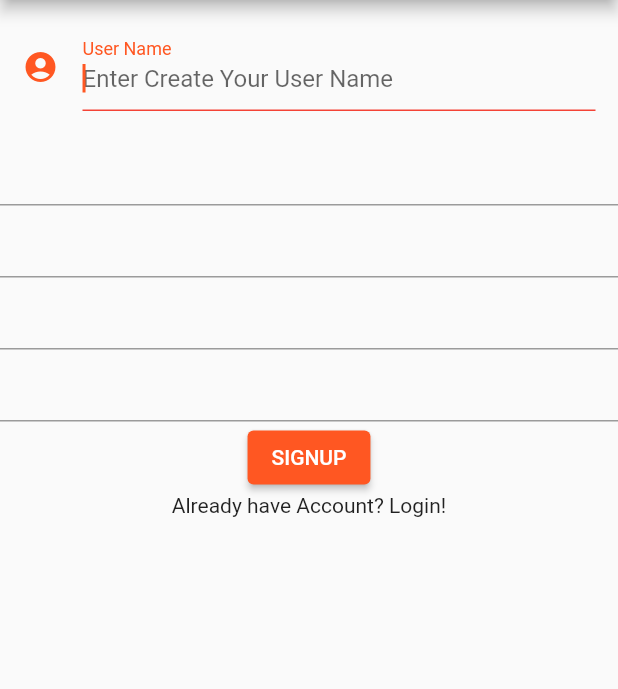
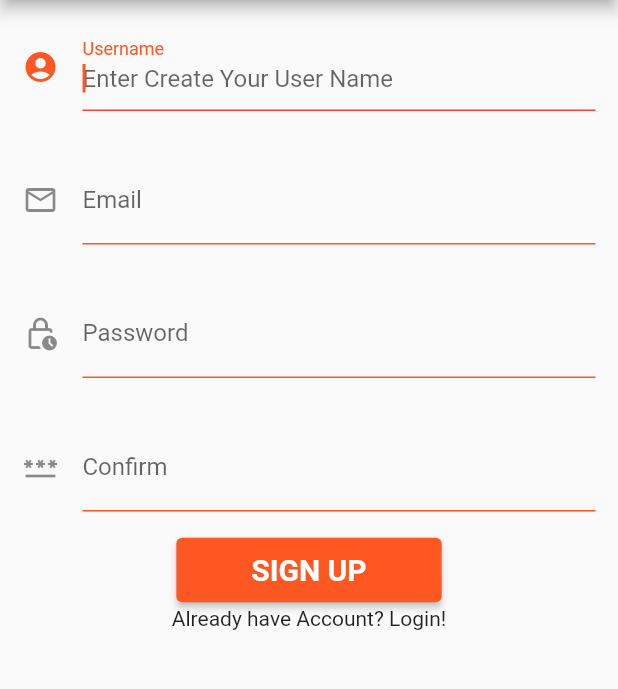
Before and after one commit to ngocson297/didong, a Flutter app: the screen it shows after launch, after a tap on "Skip", after a tap on "Don't have Account? Sign up!", on a phone screen of 412 x 824 dp, the part 84-773 px from its top. Run offline on Flutter 3.47's test engine with Material 2 defaults, Android fonts, the phone set to English and light mode, and no system bars; our stand-ins replace cloud_firestore, firebase_auth, firebase_core, firebase_messaging, firebase_storage, flutter_local_notifications and 3 more; missing offline and left inert: emoji_picker, flutter_config, giphy_picker; accounts and stored records are empty; network calls fail.

Commit message:
edit sigup page

```diff
--- a/lib/pages/login_page.dart
+++ b/lib/pages/login_page.dart
@@ -127,13 +127,19 @@ Widget build(BuildContext context) {
                 padding: EdgeInsets.all(25),
                 child: Text('Sign In',
                   style: TextStyle(
-                    fontWeight: FontWeight.w600,
-                    fontSize: 32,
-                    color: Colors.deepOrange,
-                    fontFamily: 'RobotoMono',
+                  fontWeight: FontWeight.w600,
+                  fontSize: 55,
+                  color: Colors.deepOrange,
+                  fontFamily: 'Festive',
+                  shadows: [
+                    Shadow(
+                      color: Colors.deepOrange,
+                      blurRadius: 10.0,
+                      offset: Offset(5.0, 5.0),
+                    ),
+                  ]),
                 ),
                 ),
-              ),
               Padding(
                 padding: EdgeInsets.all(15),
                 child: TextField(
@@ -184,7 +190,6 @@ Widget build(BuildContext context) {
                   cursorColor: Colors.deepOrange,
                 ),
               ),
-
               ElevatedButton(
                 child: Text("LOGIN",
                   textAlign: TextAlign.center,
--- a/lib/pages/signup_page.dart
+++ b/lib/pages/signup_page.dart
@@ -8,6 +8,7 @@ import 'package:flutter_chat_app/pages/widgets/login_widget.dart';
 import 'package:firebase_storage/firebase_storage.dart';
 import 'package:flutter_chat_app/ults/global.dart';
 import 'package:fluttertoast/fluttertoast.dart';
+import 'package:flutter/src/widgets/basic.dart';
 
 class SignupPage extends StatefulWidget {
   SignupPage({Key key}) : super(key: key);
@@ -120,29 +121,95 @@ class _SignupPageState extends State<SignupPage> {
                   icon: Icon(Icons.account_circle_rounded),
                   // border: OutlineInputBorder(),
                   fillColor: Colors.deepOrange,
-                  labelText: 'User Name',
+                  labelText: 'Username',
                   hintText: 'Enter Create Your User Name',
+                ),
+                cursorColor: Colors.deepOrange,
+              ),
+            ),
+            Padding(
+              padding: EdgeInsets.all(15),
+              child: TextField(
+                autofocus: true,
+                controller: _emailTextController,
+                decoration: InputDecoration(
+                  enabledBorder: UnderlineInputBorder(
+                    borderSide: BorderSide(color: Colors.deepOrange),
+                  ),
+                  focusedBorder: UnderlineInputBorder(
+                    borderSide: BorderSide(color: Colors.red),
+                  ),
+                  border: UnderlineInputBorder(
+                    borderSide: BorderSide(color: Colors.deepOrange),
+                  ),
+                  icon: Icon(Icons.email_outlined),
+                  // border: OutlineInputBorder(),
+                  fillColor: Colors.deepOrange,
+                  labelText: 'Email',
+                  hintText: 'Enter Create Your Email',
                 ),
                 cursorColor: Colors.deepOrange,
               ),
 
             ),
-            TextField(
-              controller: _nameTextController,
+            Padding(
+              padding: EdgeInsets.all(15),
+              child: TextField(
+                autofocus: true,
+                controller:  _passwordTextController,
+                decoration: InputDecoration(
+                  enabledBorder: UnderlineInputBorder(
+                    borderSide: BorderSide(color: Colors.deepOrange),
+                  ),
+                  focusedBorder: UnderlineInputBorder(
+                    borderSide: BorderSide(color: Colors.red),
+                  ),
+                  border: UnderlineInputBorder(
+                    borderSide: BorderSide(color: Colors.deepOrange),
+                  ),
+                  icon: Icon(Icons.lock_clock_outlined),
+                  // border: OutlineInputBorder(),
+                  fillColor: Colors.deepOrange,
+                  labelText: 'Password',
+                  hintText: 'Enter Create Your Password',
+                ),
+                cursorColor: Colors.deepOrange,
+              ),
+
             ),
-            TextField(
-              controller: _emailTextController,
+            Padding(
+              padding: EdgeInsets.all(15),
+              child: TextField(
+                autofocus: true,
+                controller: _verifyTextController,
+                decoration: InputDecoration(
+                  enabledBorder: UnderlineInputBorder(
+                    borderSide: BorderSide(color: Colors.deepOrange),
+                  ),
+                  focusedBorder: UnderlineInputBorder(
+                    borderSide: BorderSide(color: Colors.red),
+                  ),
+                  border: UnderlineInputBorder(
+                    borderSide: BorderSide(color: Colors.deepOrange),
+                  ),
+                  icon: Icon(Icons.password_outlined),
+                  // border: OutlineInputBorder(),
+                  fillColor: Colors.deepOrange,
+                  labelText: 'Confirm',
+                  hintText: 'Retype to confirm',
+                ),
+                cursorColor: Colors.deepOrange,
+              ),
             ),
-            TextField(
-              controller: _passwordTextController,
-              obscureText: true,
-            ),
-            TextField(
-              controller: _verifyTextController,
-              obscureText: true,
-            ),
+
             ElevatedButton(
-              child: Text("SIGNUP"),
+              child: Text("SIGN UP"),
+              style: ElevatedButton.styleFrom(
+              primary: Colors.deepOrange,
+              padding: EdgeInsets.symmetric(horizontal: 50, vertical: 10),
+              textStyle: TextStyle(
+              fontSize: 20,
+              fontWeight: FontWeight.bold)),
               onPressed: _signup,
             ),
             InkWell(
```
